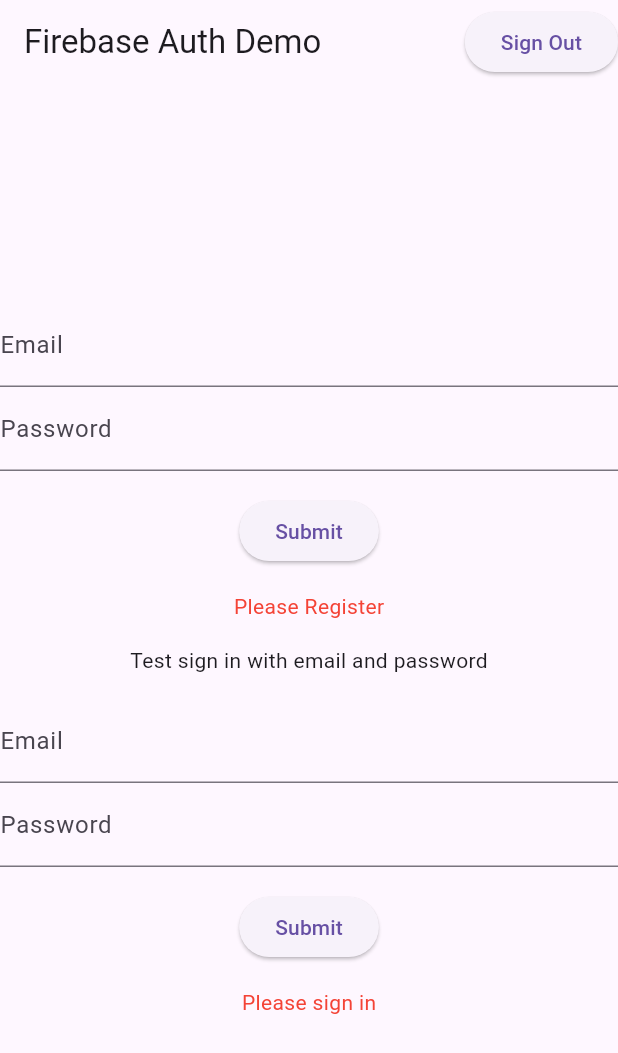
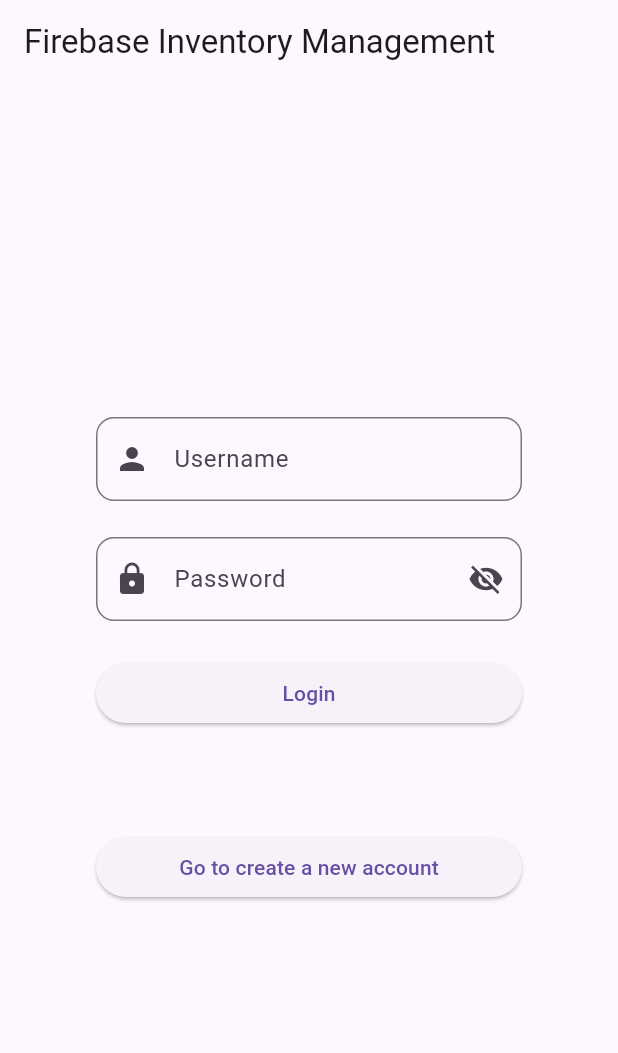
Before and after one commit to Nathan2055/csc4360-activity16-firebaseauth, a Flutter app: the screen it shows after launch, on a phone screen of 412 x 824 dp. Shown: the top 1053 px of the screen. Run offline on Flutter 3.47's test engine with Material 3 defaults, Android fonts, the phone set to English and light mode, and no system bars; our stand-ins replace cloud_firestore, firebase_auth, firebase_core; accounts and stored records are empty.

Commit message:
Start setting up create account and login screens

```diff
--- a/lib/main.dart
+++ b/lib/main.dart
@@ -1,3 +1,4 @@
+import 'package:firebaseauth/screens/login_screen.dart';
 import 'package:flutter/material.dart';
 import 'package:firebase_auth/firebase_auth.dart';
 import 'package:firebase_core/firebase_core.dart';
@@ -14,10 +15,7 @@ void main() async {
 class MyApp extends StatelessWidget {
   @override
   Widget build(BuildContext context) {
-    return MaterialApp(
-      title: 'Firebase Auth Demo',
-      home: MyHomePage(title: 'Firebase Auth Demo'),
-    );
+    return MaterialApp(title: 'Firebase Auth Demo', home: LoginScreen());
   }
 }
 
--- /dev/null
+++ b/lib/screens/login_screen.dart
@@ -0,0 +1,167 @@
+import 'package:firebaseauth/authservice.dart';
+import 'package:flutter/material.dart';
+import 'package:firebaseauth/main.dart';
+import 'package:firebaseauth/screens/create_account_screen.dart';
+
+class LoginScreen extends StatefulWidget {
+  LoginScreen({super.key});
+
+  final AuthService authService = AuthService();
+
+  @override
+  State<LoginScreen> createState() => _LoginScreenState();
+}
+
+class _LoginScreenState extends State<LoginScreen> {
+  // Form state key
+  final _formKey = GlobalKey<FormState>();
+
+  // Hardcoded login details
+  final String adminUsername = 'admin';
+  final String adminPassword = 'admin';
+  final String viewerUsername = 'viewer';
+  final String viewerPassword = 'viewer';
+
+  // Text field controllers
+  final TextEditingController _usernameController = TextEditingController();
+  final TextEditingController _passwordController = TextEditingController();
+
+  // Track password visibility for the "show password" toggle
+  bool _isPasswordVisible = false;
+
+  Future<void> _submitForm() async {
+    String emailAddress = _usernameController.text;
+    String password = _passwordController.text;
+
+    await widget.authService.login(emailAddress, password);
+
+    while (true) {
+      if (widget.authService.isLoggedIn()) {
+        _nextScreen();
+      } else {
+        await Future.delayed(const Duration(seconds: 1)); // wait 1 second
+      }
+    }
+
+    /*
+    if (_usernameController.text == adminUsername &&
+        _passwordController.text == adminPassword) {
+      // Login as admin
+      Navigator.pushReplacement(
+        context,
+        MaterialPageRoute(builder: (context) => InventoryHomePage()),
+      );
+    } else if (_usernameController.text == viewerUsername &&
+        _passwordController.text == viewerPassword) {
+      // Login as viewer
+      Navigator.pushReplacement(
+        context,
+        MaterialPageRoute(
+          builder: (context) => InventoryHomePage(readOnly: true),
+        ),
+      );
+    } else {
+      // Show error for incorrect credentials
+      ScaffoldMessenger.of(context).showSnackBar(
+        const SnackBar(content: Text('Incorrect username and/or password')),
+      );
+    }
+    */
+  }
+
+  void _nextScreen() {
+    Navigator.pushReplacement(
+      context,
+      //MaterialPageRoute(builder: (context) => InventoryHomePage()),
+      MaterialPageRoute(
+        builder: (context) => MyHomePage(title: 'Firebase Auth Demo'),
+      ),
+    );
+  }
+
+  void _createScreen() {
+    Navigator.pushReplacement(
+      context,
+      //MaterialPageRoute(builder: (context) => InventoryHomePage()),
+      MaterialPageRoute(builder: (context) => CreateAccountScreen()),
+    );
+  }
+
+  @override
+  Widget build(BuildContext context) {
+    return Scaffold(
+      appBar: AppBar(title: const Text('Firebase Inventory Management')),
+      body: Center(
+        child: SingleChildScrollView(
+          padding: const EdgeInsets.all(64.0),
+          child: Form(
+            key: _formKey,
+            child: Column(
+              mainAxisAlignment: MainAxisAlignment.center,
+              mainAxisSize: MainAxisSize.min,
+              spacing: 24.0,
+              children: [
+                // Username field
+                TextFormField(
+                  controller: _usernameController,
+                  decoration: InputDecoration(
+                    labelText: 'Username',
+                    prefixIcon: const Icon(Icons.person),
+                    border: OutlineInputBorder(
+                      borderRadius: BorderRadius.circular(12),
+                    ),
+                  ),
+                ),
+
+                // Password field
+                TextFormField(
+                  controller: _passwordController,
+                  obscureText: !_isPasswordVisible,
+                  decoration: InputDecoration(
+                    labelText: 'Password',
+                    prefixIcon: const Icon(Icons.lock),
+                    border: OutlineInputBorder(
+                      borderRadius: BorderRadius.circular(12),
+                    ),
+                    suffixIcon: IconButton(
+                      icon: Icon(
+                        _isPasswordVisible
+                            ? Icons.visibility
+                            : Icons.visibility_off,
+                      ),
+                      onPressed: () {
+                        setState(() {
+                          _isPasswordVisible = !_isPasswordVisible;
+                        });
+                      },
+                    ),
+                  ),
+                ),
+
+                // Submit button
+                ElevatedButton(
+                  onPressed: _submitForm,
+                  child: const Row(
+                    mainAxisAlignment: MainAxisAlignment.center,
+                    children: [Text('Login')],
+                  ),
+                ),
+
+                // Switch to login screen button
+                SizedBox(height: 20),
+                ElevatedButton(
+                  onPressed: _createScreen,
+                  child: const Row(
+                    mainAxisAlignment: MainAxisAlignment.center,
+                    children: [Text('Go to create a new account')],
+                  ),
+                ),
+              ],
+            ),
+          ),
+        ),
+      ),
+    );
+    ;
+  }
+}
```
Also changed, not shown: lib/authservice.dart (added, +61 -0 lines), lib/screens/create_account_screen.dart (added, +141 -0 lines), 3 other files.
